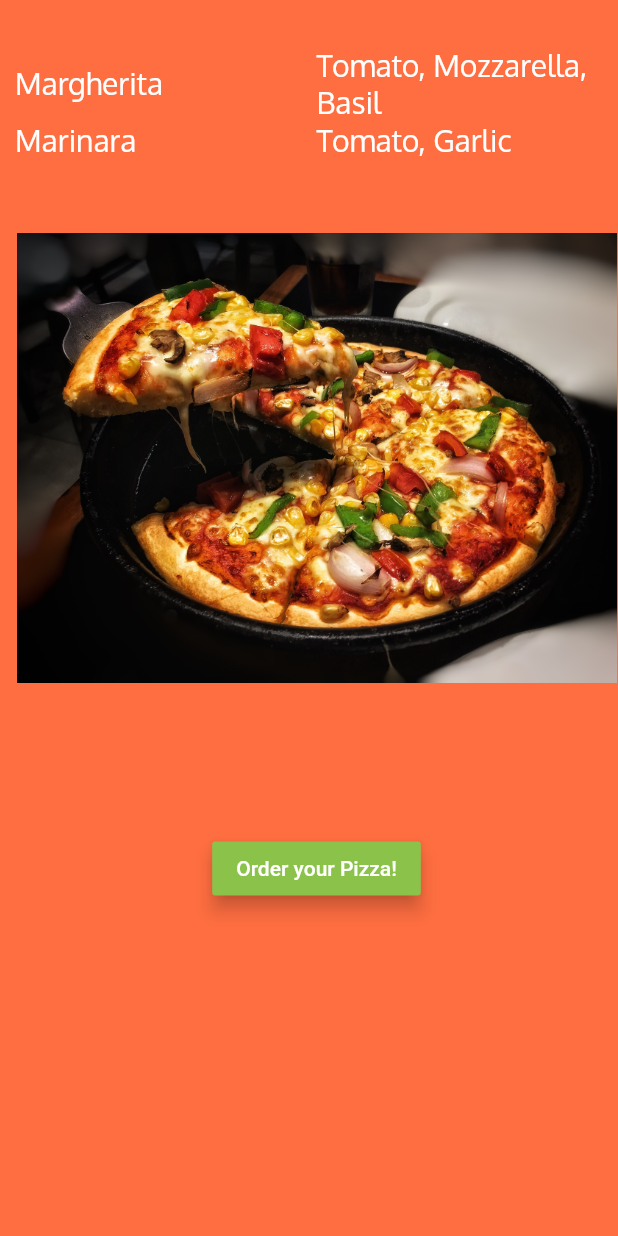
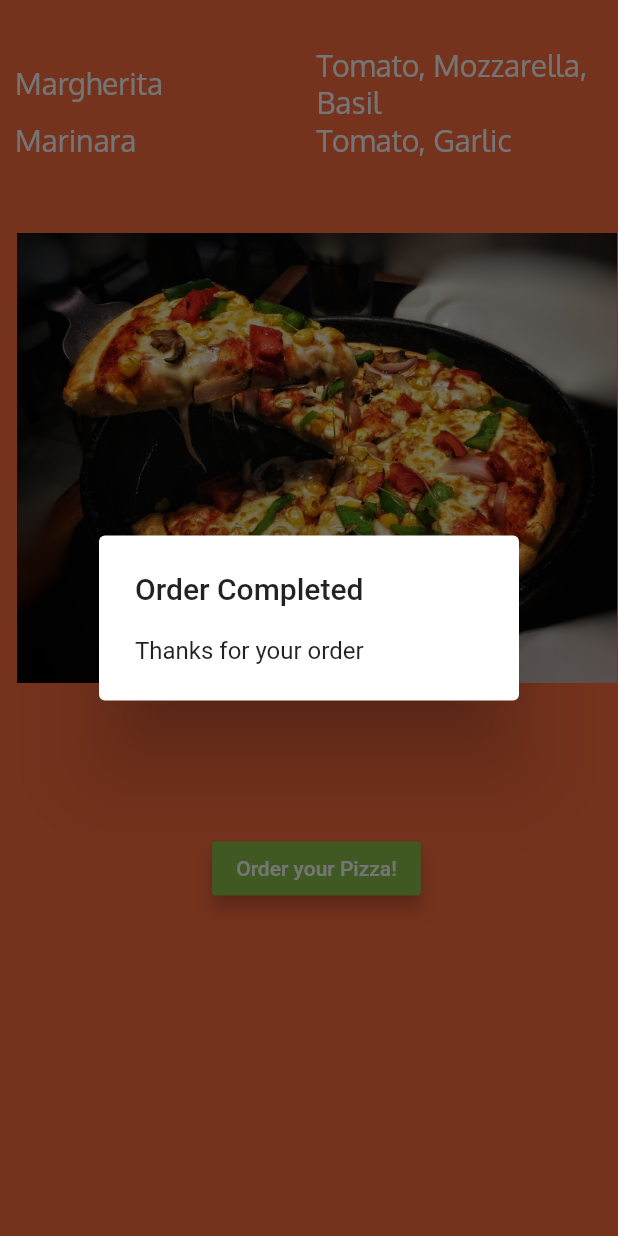
Before and after one commit to Andhrah/pizza, a Flutter app: the screen it shows after launch, after a tap on "Order your Pizza!", on a phone screen of 412 x 824 dp. Run offline on Flutter 3.47's test engine with Material 2 defaults, Android fonts, the phone set to English and light mode, and no system bars.

```diff
--- a/lib/screens/home.dart
+++ b/lib/screens/home.dart
@@ -104,10 +104,21 @@ class OrderButton extends StatelessWidget {
         color: Colors.lightGreen,
         elevation: 5.0,
         onPressed: () {
+          order(context);
         }
       )
     );
     return button;
   }
+  void order(BuildContext context) {
+    var alert = AlertDialog(
+      title: Text("Order Completed"),
+      content: Text("Thanks for your order"),
+    );
+    showDialog(
+      context: context,
+      builder: (BuildContext context) => alert
+    );
+  }
 
 }
```
